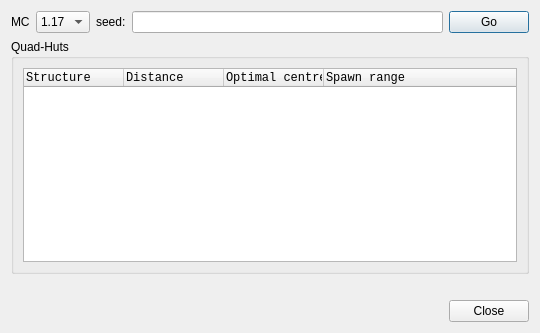
The window that src/quadlistdialog.ui (Cubitect/cubiomes-viewer) describes before a commit, drawn with Qt 5.
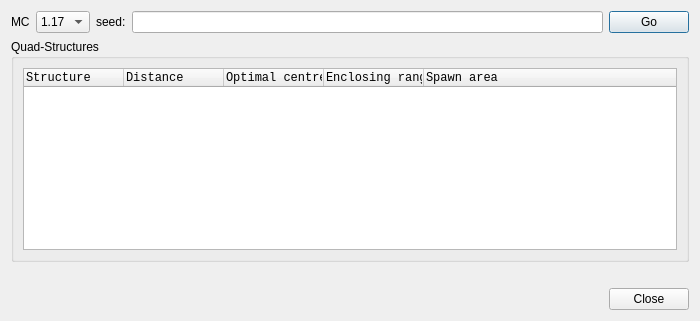
The same window after the commit. Icons and pictures are not drawn.

Commit message: Added some bounding boxes and quad structure fix 1) added bounding box outline to map view for some structures 2) added quad-structure indicators to map view 3) added spawn area to quad-structure dialog 4) fixed some incorrect values for quad-monument area 5) fixed end gateways for 1.17

Patch:
```diff
--- a/src/quadlistdialog.ui
+++ b/src/quadlistdialog.ui
@@ -6,8 +6,8 @@
    <rect>
     <x>0</x>
     <y>0</y>
-    <width>540</width>
-    <height>333</height>
+    <width>700</width>
+    <height>321</height>
    </rect>
   </property>
   <property name="windowTitle">
@@ -21,7 +21,7 @@
    <item row="1" column="0">
     <widget class="QGroupBox" name="groupBox_3">
      <property name="title">
-      <string>Quad-Huts</string>
+      <string>Quad-Structures</string>
      </property>
      <layout class="QGridLayout" name="gridLayout_8">
       <item row="0" column="0">
@@ -57,7 +57,7 @@
           <string>Structure</string>
          </property>
          <property name="textAlignment">
-          <set>AlignLeading|AlignVCenter</set>
+          <set>AlignLeft|AlignVCenter</set>
          </property>
         </column>
         <column>
@@ -68,7 +68,7 @@
           <string>distance to origin</string>
          </property>
          <property name="textAlignment">
-          <set>AlignLeading|AlignVCenter</set>
+          <set>AlignLeft|AlignVCenter</set>
          </property>
         </column>
         <column>
@@ -79,18 +79,29 @@
           <string>optimal AFK location</string>
          </property>
          <property name="textAlignment">
-          <set>AlignLeading|AlignVCenter</set>
+          <set>AlignLeft|AlignVCenter</set>
          </property>
         </column>
         <column>
          <property name="text">
-          <string>Spawn range</string>
+          <string>Enclosing range</string>
          </property>
          <property name="toolTip">
           <string>distance to furthest spawning space from optimal AFK position</string>
          </property>
          <property name="textAlignment">
-          <set>AlignLeading|AlignVCenter</set>
+          <set>AlignLeft|AlignVCenter</set>
+         </property>
+        </column>
+        <column>
+         <property name="text">
+          <string>Spawn area</string>
+         </property>
+         <property name="toolTip">
+          <string>horizontal area in a 128 block range</string>
+         </property>
+         <property name="textAlignment">
+          <set>AlignLeft|AlignVCenter</set>
          </property>
         </column>
        </widget>
```
Left out of the diff: 6 changed lines with no effect on the pictures. The commit also changes 17 other files.
